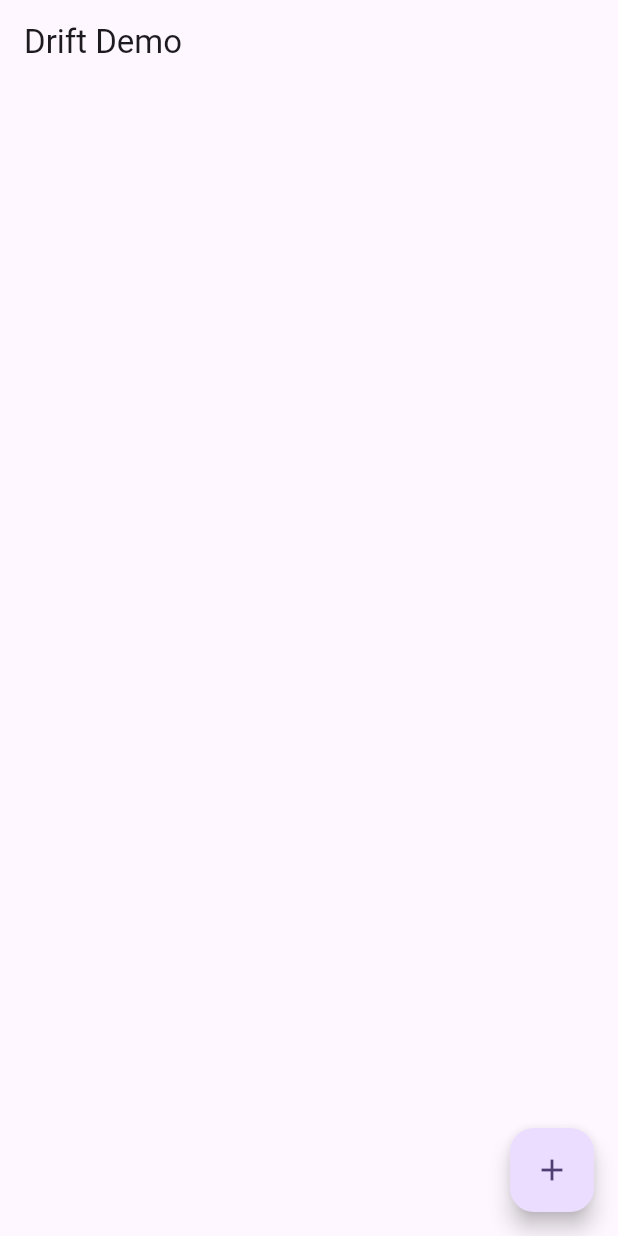
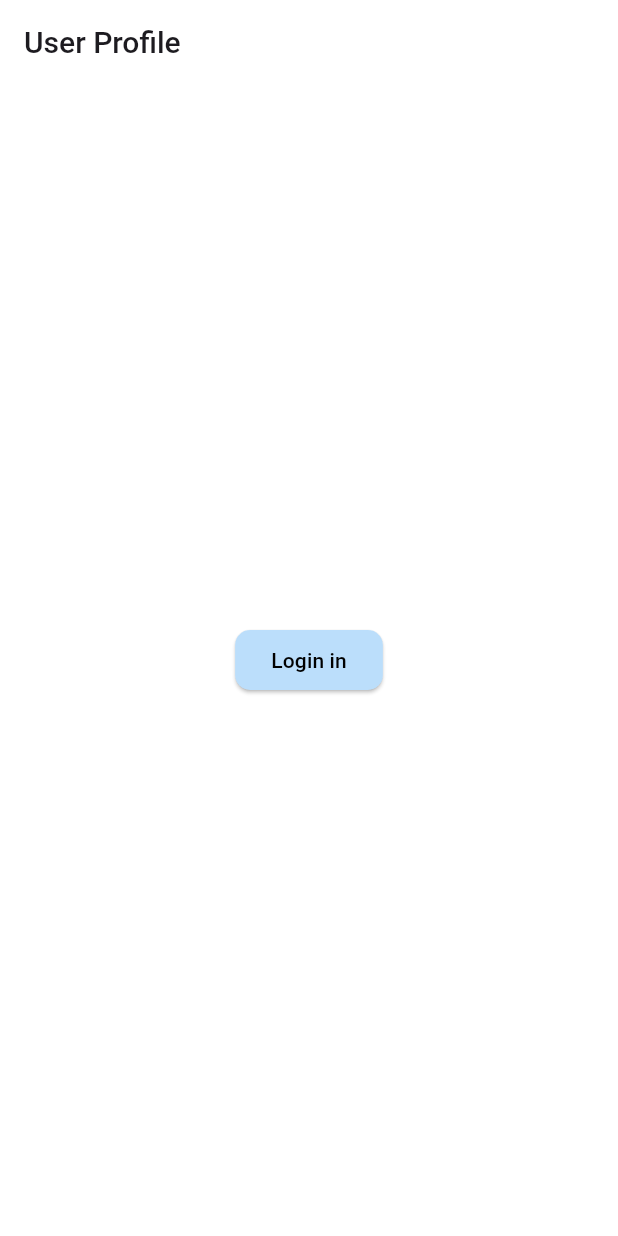
Before and after one commit to khuyendttmi/Flutter_Training, a Flutter app: the screen it shows after launch, on a phone screen of 412 x 824 dp. Run offline on Flutter 3.47's test engine with Material 3 defaults, Android fonts, the phone set to English and light mode, and no system bars; our stand-ins replace dio, drift, flutter_bloc, flutter_riverpod, go_router, retrofit and 2 more; accounts and stored records are empty; generated files the repository leaves out were written again.

Commit message:
[Task] Demo về Remote

```diff
--- /dev/null
+++ b/devtools_options.yaml
@@ -0,0 +1,3 @@
+description: This file stores settings for Dart & Flutter DevTools.
+documentation: https://docs.flutter.dev/tools/devtools/extensions#configure-extension-enablement-states
+extensions:
--- a/lib/khuyendt/navigation/example_go_router.dart
+++ b/lib/khuyendt/navigation/example_go_router.dart
@@ -1,7 +1,7 @@
 import 'package:flutter_training/khuyendt/riverpod/contact/contact_page.dart';
 import 'package:flutter_training/khuyendt/riverpod/todo/todo_page.dart';
-import 'package:flutter_training/khuyendt/storage/drift/todo_page.dart';
-import 'package:flutter_training/khuyendt/storage/share_perference/home_page.dart';
+import 'package:flutter_training/khuyendt/todo_remote/todo_page.dart';
+import 'package:flutter_training/khuyendt/user_profile/user_profile.dart';
 import 'package:go_router/go_router.dart';
 
 class ExampleGoRouter {
@@ -11,7 +11,7 @@ class ExampleGoRouter {
       GoRoute(
         path: '/',
         builder: (context, state) {
-          return TodoPageDrift();
+          return UserProfile();
         },
       ),
       GoRoute(
--- /dev/null
+++ b/lib/khuyendt/user_profile/model/user.dart
@@ -0,0 +1,31 @@
+import 'package:json_annotation/json_annotation.dart';
+
+part 'user.g.dart';
+
+@JsonSerializable()
+class User {
+  final int id;
+  final String name;
+  final String username;
+  final String email;
+
+  User({
+    required this.id,
+    required this.name,
+    required this.username,
+    required this.email,
+  });
+
+  static User empty() => User(
+    id: 0,
+    name: '',
+    email: '',
+    username: ''
+  );
+
+  factory User.fromJson(Map<String, dynamic> json)
+      => _$UserFromJson(json);
+
+  Map<String, dynamic> toJson()
+      => _$UserToJson(this);
+}
--- /dev/null
+++ b/lib/khuyendt/user_profile/provider/user_provider.dart
@@ -0,0 +1,48 @@
+import 'package:dio/dio.dart';
+import 'package:flutter_riverpod/flutter_riverpod.dart';
+import 'package:flutter_training/khuyendt/user_profile/model/user.dart';
+import 'package:flutter_training/khuyendt/user_profile/remote/user_api.dart';
+import 'package:flutter_training/khuyendt/user_profile/repository/user_repository.dart';
+import 'package:flutter_training/khuyendt/user_profile/storage/local_storage.dart';
+import 'package:riverpod/legacy.dart';
+
+class UserNotifier extends StateNotifier<User?> {
+  final Ref ref;
+
+  UserNotifier(this.ref) : super(null);
+
+  Future<void> saveUser(int id) async {
+    final user = await ref.read(userRepositoryProvider).getUserProfile(id);
+    state = user;
+  }
+
+  Future<void> loadUser() async {
+    final user = await ref.read(userRepositoryProvider).getLocalUser();
+    state = user;
+  }
+
+  void logout() {
+    state = null;
+    ref.read(userRepositoryProvider).removeUser();
+  }
+}
+
+final userProvider = StateNotifierProvider<UserNotifier, User?>(
+  (ref) => UserNotifier(ref),
+);
+final dioProvider = Provider<Dio>(
+  (ref) => Dio(BaseOptions(baseUrl: 'https://jsonplaceholder.typicode.com')),
+);
+
+final userApiProvider = Provider<UserApi>(
+  (ref) => UserApi(ref.read(dioProvider)),
+);
+
+final localStorageProvider = Provider<LocalStorage>((ref) => LocalStorage());
+
+final userRepositoryProvider = Provider<UserRepository>(
+  (ref) => UserRepository(
+    api: ref.read(userApiProvider),
+    storage: ref.read(localStorageProvider),
+  ),
+);
--- /dev/null
+++ b/lib/khuyendt/user_profile/remote/user_api.dart
@@ -0,0 +1,13 @@
+import 'package:dio/dio.dart';
+import 'package:retrofit/retrofit.dart';
+import '../model/user.dart';
+
+part 'user_api.g.dart';
+
+@RestApi()
+abstract class UserApi {
+  factory UserApi(Dio dio) = _UserApi;
+
+  @GET('/users/{id}')
+  Future<User> getUser (@Path('id') int id);
+}
--- /dev/null
+++ b/lib/khuyendt/user_profile/repository/user_repository.dart
@@ -0,0 +1,28 @@
+import 'package:flutter_training/khuyendt/user_profile/model/user.dart'
+    show User;
+import 'package:flutter_training/khuyendt/user_profile/remote/user_api.dart';
+import 'package:flutter_training/khuyendt/user_profile/storage/local_storage.dart';
+
+class UserRepository {
+  final UserApi api;
+  final LocalStorage storage;
+
+  UserRepository({required this.api, required this.storage});
+
+  Future<User> getUserProfile(int id) async {
+    final userLocal = await storage.getUser();
+    if (userLocal != null) return userLocal;
+
+    final user = await api.getUser(id);
+    storage.saveUser(user);
+    return user;
+  }
+
+  Future<User?> getLocalUser() async {
+    return storage.getUser();
+  }
+
+  Future<void> removeUser() async{
+    storage.clear();
+  }
+}
--- /dev/null
+++ b/lib/khuyendt/user_profile/storage/local_storage.dart
@@ -0,0 +1,26 @@
+import 'dart:convert';
+
+import 'package:flutter_training/khuyendt/user_profile/model/user.dart';
+import 'package:shared_preferences/shared_preferences.dart';
+
+class LocalStorage {
+
+  static const _key = 'user';
+
+  Future<void> saveUser(User user) async{
+    final prefs = await SharedPreferences.getInstance();
+    await prefs.setString(_key, jsonEncode(user.toJson()));
+  }
+
+  Future<User?> getUser() async{
+    final prefs = await SharedPreferences.getInstance();
+    final jsonString = prefs.getString(_key);
+    if(jsonString == null) return null;
+    return User.fromJson(jsonDecode(jsonString));
+  }
+
+  Future<void> clear() async{
+    final prefs = await SharedPreferences.getInstance();
+    prefs.remove(_key);
+  }
+}
--- /dev/null
+++ b/lib/khuyendt/user_profile/user_profile.dart
@@ -0,0 +1,93 @@
+import 'package:flutter/material.dart';
+import 'package:flutter_riverpod/flutter_riverpod.dart';
+import 'package:flutter_training/khuyendt/user_profile/provider/user_provider.dart';
+
+class UserProfile extends ConsumerWidget {
+  const UserProfile({super.key});
+
+  @override
+  Widget build(BuildContext context, WidgetRef ref) {
+    final user = ref.watch(userProvider);
+    final userNotifier = ref.read(userProvider.notifier);
+
+    return Scaffold(
+      backgroundColor: Colors.white,
+      appBar: AppBar(
+        title: Text(
+          'User Profile',
+          style: TextStyle(fontSize: 20, fontWeight: FontWeight.w500),
+        ),
+        backgroundColor: Colors.white,
+        actions: [
+          user != null
+              ? IconButton(onPressed: () => userNotifier.logout(), icon: Icon(Icons.logout))
+              : SizedBox.shrink(),
+        ],
+      ),
+      body: Padding(
+        padding: const EdgeInsets.all(8.0),
+        child: Center(
+          child: Column(
+            mainAxisAlignment: MainAxisAlignment.center,
+            children: [
+              user == null
+                  ? ElevatedButton(
+                      onPressed: () => userNotifier.saveUser(1),
+                      style: ElevatedButton.styleFrom(
+                        backgroundColor: Colors.blue[100],
+                        shape: RoundedRectangleBorder(
+                          borderRadius: BorderRadiusGeometry.circular(10),
+                        ),
+                      ),
+                      child: Text(
+                        'Login in',
+                        style: TextStyle(color: Colors.black),
+                      ),
+                    )
+                  : Row(
+                      mainAxisAlignment: MainAxisAlignment.center,
+                      children: [
+                        Container(
+                          width: 80,
+                          height: 80,
+                          decoration: BoxDecoration(
+                            border: Border.all(width: 2, color: Colors.green),
+                            shape: BoxShape.circle,
+                            image: const DecorationImage(
+                              image: NetworkImage(
+                                'https://taimienphi.vn/tmp/cf/aut/anh-avatar-viet-nam-cute-ngau-tuyet-dep-1.jpg',
+                              ),
+                              fit: BoxFit.contain,
+                            ),
+                          ),
+                        ),
+                        const SizedBox(width: 10),
+                        Column(
+                          mainAxisAlignment: MainAxisAlignment.center,
+                          crossAxisAlignment: CrossAxisAlignment.start,
+                          children: [
+                            Text(
+                              user.name,
+                              style: TextStyle(
+                                fontSize: 18,
+                                fontWeight: FontWeight.w500,
+                              ),
+                            ),
+                            Text(
+                              user.email,
+                              style: TextStyle(
+                                fontSize: 16,
+                                color: const Color.fromARGB(255, 162, 162, 162),
+                              ),
+                            ),
+                          ],
+                        ),
+                      ],
+                    ),
+            ],
+          ),
+        ),
+      ),
+    );
+  }
+}
```
Also changed, not shown: lib/khuyendt/todo_remote/database/todo_database.dart (added, +53 -0 lines), lib/khuyendt/todo_remote/database/todo_table.dart (added, +9 -0 lines), lib/khuyendt/todo_remote/model/todo.dart (added, +15 -0 lines), lib/khuyendt/todo_remote/remote/todo_api.dart (added, +17 -0 lines), lib/khuyendt/todo_remote/repository/todo_respository.dart (added, +28 -0 lines), lib/khuyendt/todo_remote/todo_page.dart (added, +96 -0 lines), pubspec.yaml (+7 -1 lines), lib/khuyendt/storage/drift/database/app_database.g.dart, lib/khuyendt/todo_remote/database/todo_database.g.dart (added), lib/khuyendt/todo_remote/model/todo.g.dart (added), lib/khuyendt/todo_remote/remote/todo_api.g.dart (added), lib/khuyendt/user_profile/model/user.g.dart (added), lib/khuyendt/user_profile/remote/user_api.g.dart (added), pubspec.lock, 1 other file.
